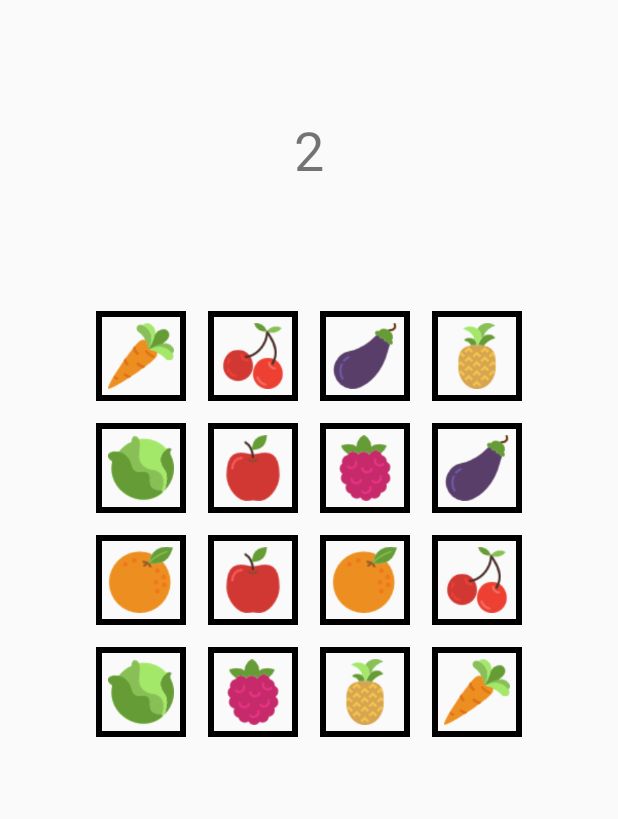
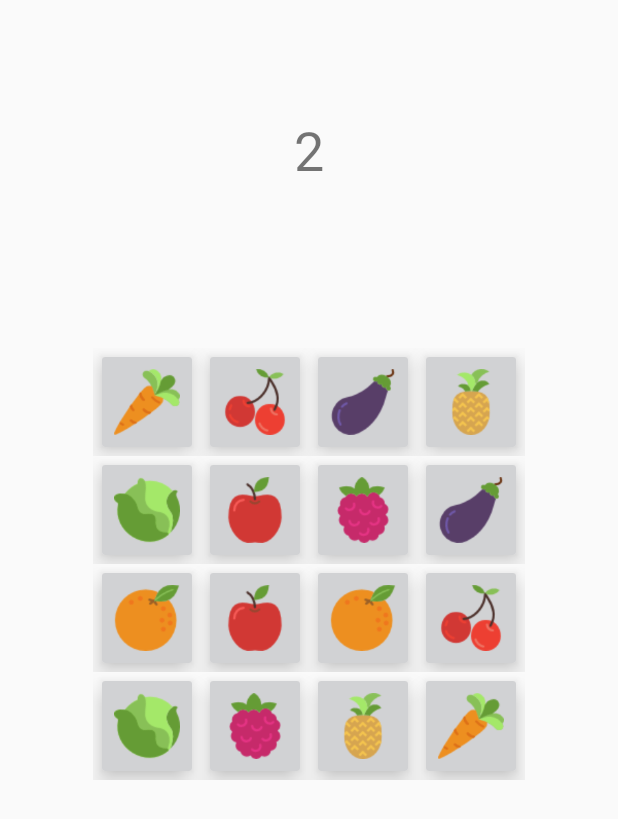
Before and after one commit to vkovalenk0/KidCard, an Android app: the GameFindSimilarActivity screen opened directly, with no data from a screen before it, on a phone screen of 412 x 824 dp. Shown: the top 819 px of the screen. Run offline under Robolectric (Android 15) with nearby library versions, the phone set to English and light mode, and no system bars.

Commit message:
game1 with using android.support CardView

```diff
--- a/app/build.gradle
+++ b/app/build.gradle
@@ -25,6 +25,7 @@ dependencies {
         exclude group: 'com.android.support', module: 'support-annotations'
     })
     compile 'com.android.support:appcompat-v7:24.2.1'
+    compile 'com.android.support:cardview-v7:24.2.1'
     compile 'com.android.support:design:24.2.1'
 
     testCompile 'junit:junit:4.12'
--- a/app/src/main/java/com/kovalenkovolodymyr/kidcard/GameFindSimilarActivity.java
+++ b/app/src/main/java/com/kovalenkovolodymyr/kidcard/GameFindSimilarActivity.java
@@ -4,9 +4,7 @@ import android.content.Intent;
 import android.os.Bundle;
 import android.os.Handler;
 import android.support.v7.app.AppCompatActivity;
-import android.util.Log;
 import android.view.View;
-import android.widget.ImageView;
 import android.widget.TableLayout;
 import android.widget.TableRow;
 import android.widget.TextView;
@@ -68,14 +66,14 @@ public class GameFindSimilarActivity extends AppCompatActivity {
         ocl = new View.OnClickListener() { //лісенер для кнопок
             @Override
             public void onClick(View v) {
-                pair.turnCard((CardView) v);
+                pair.turnCard((android.support.v7.widget.CardView) v);
             }
         };
 
         if (savedInstanceState == null) {
             getImages();
             shuffleArray(imagesArr);
-            initGame(imagesArr);
+            initGame();
         }
     }
 
@@ -85,9 +83,8 @@ public class GameFindSimilarActivity extends AppCompatActivity {
         for (int i = 1; i <= CARDS_COUNT / 2; i++) {
             imagesArr[i - 1] = getResources().getIdentifier("pic" + i, "drawable", getPackageName());
         }
-        for (int i = 0; i < CARDS_COUNT / 2; i++) {
-            imagesArr[i + CARDS_COUNT/2] = imagesArr[i];
-        }
+
+        System.arraycopy(imagesArr, 0, imagesArr, 8, CARDS_COUNT / 2);
     }
 
     private void shuffleArray(int[] ar) {
@@ -102,15 +99,18 @@ public class GameFindSimilarActivity extends AppCompatActivity {
     }
 
 
-    private void initGame(int[] images) {
+    private void initGame() {
         int i = 0;
         TableRow row;
+        android.support.v7.widget.CardView cv;
         CardView view;
         while (i < CARDS_COUNT) {
             row = (TableRow) tlGame.getChildAt(i / 4);
-            view = (CardView) row.getChildAt(i % 4);
+            cv = (android.support.v7.widget.CardView) row.getChildAt(i % 4);
+            view = (CardView) cv.getChildAt(0);
             view.setImageDrawable(getResources().getDrawable(imagesArr[i]));
-            view.setBackground(getResources().getDrawable(R.drawable.card_borders));
+            view.setBackgroundColor(getResources().getColor(R.color.cardFaceColor));
+            //view.setBackground(getResources().getDrawable(R.drawable.card_borders));
             view.setFaceImage(imagesArr[i]);
             i++;
         }
@@ -120,6 +120,7 @@ public class GameFindSimilarActivity extends AppCompatActivity {
         final Runnable runnable = new Runnable() { //Лютий піздец!! KILL IT WITH FIRE!!
 
             TableRow rrow;
+            android.support.v7.widget.CardView rcv;
             CardView rview;
 
             @Override
@@ -134,10 +135,11 @@ public class GameFindSimilarActivity extends AppCompatActivity {
                     int i = 0;
                     while (i < CARDS_COUNT) {
                         rrow = (TableRow) tlGame.getChildAt(i / 4);
-                        rview = (CardView) rrow.getChildAt(i % 4);
+                        rcv = (android.support.v7.widget.CardView) rrow.getChildAt(i % 4);
+                        rview = (CardView) rcv.getChildAt(0);
                         rview.setBackground(getResources().getDrawable(R.drawable.card_back));
                         rview.setImageDrawable(null);
-                        rview.setOnClickListener(ocl);
+                        rcv.setOnClickListener(ocl);
                         i++;
                     }
                     wasGameInitialized = true;
@@ -152,13 +154,13 @@ public class GameFindSimilarActivity extends AppCompatActivity {
     @Override
     protected void onSaveInstanceState(Bundle outState) {
         TableRow row;
-        CardView view;
+        android.support.v7.widget.CardView cv;
         boolean[] wasClickable = new boolean[CARDS_COUNT];
         for (int i = 0; i < CARDS_COUNT; i++) {
             row = (TableRow) tlGame.getChildAt(i / 4);
-            view = (CardView) row.getChildAt(i % 4);
-            wasClickable[i] = view.isClickable();
-            if (pair.getCard1() == view)
+            cv = (android.support.v7.widget.CardView) row.getChildAt(i % 4);
+            wasClickable[i] = cv.isClickable();
+            if (pair.getCard1() == cv)
                 oneCardTurned = i;
         }
 
@@ -175,6 +177,7 @@ public class GameFindSimilarActivity extends AppCompatActivity {
     @Override
     protected void onRestoreInstanceState(Bundle savedInstanceState) {
         TableRow row;
+        android.support.v7.widget.CardView cv;
         CardView view;
         boolean[] wasClickable = savedInstanceState.getBooleanArray(WASCLIKABLE_KEY);
         imagesArr = savedInstanceState.getIntArray(IMAGES_KEY);
@@ -187,21 +190,25 @@ public class GameFindSimilarActivity extends AppCompatActivity {
         tvTimer.setText(String.valueOf(scoreCount));
         for (int i = 0; i < CARDS_COUNT; i++) {
             row = (TableRow) tlGame.getChildAt(i / 4);
-            view = (CardView) row.getChildAt(i % 4);
-            view.setClickable(wasClickable[i]);
+            cv = (android.support.v7.widget.CardView) row.getChildAt(i % 4);
+            view = (CardView) cv.getChildAt(0);
+
+            assert wasClickable != null;
+            cv.setClickable(wasClickable[i]);
             view.setFaceImage(imagesArr[i]);
-            if (!view.isClickable()) {
+            if (!cv.isClickable()) {
                 if (oneCardTurned == i) {
-                    view.setOnClickListener(ocl);
-                    pair.setCard1(view);
+                    cv.setOnClickListener(ocl);
+                    pair.setCard1(cv);
                     oneCardTurned = -1;
                 }
                 view.setImageDrawable(getResources().getDrawable(imagesArr[i]));
-                view.setBackground(getResources().getDrawable(R.drawable.card_borders));
+                view.setBackgroundColor(getResources().getColor(R.color.cardFaceColor));
+
             } else {
                 view.setBackground(getResources().getDrawable(R.drawable.card_back));
                 view.setImageDrawable(null);
-                view.setOnClickListener(ocl);
+                cv.setOnClickListener(ocl);
             }
         }
 
@@ -210,6 +217,7 @@ public class GameFindSimilarActivity extends AppCompatActivity {
             final Runnable runnable = new Runnable() { //Лютий піздец!! KILL IT WITH FIRE!!
 
                 TableRow rrow;
+                android.support.v7.widget.CardView rcv;
                 CardView rview;
 
                 @Override
@@ -224,10 +232,11 @@ public class GameFindSimilarActivity extends AppCompatActivity {
                         int i = 0;
                         while (i < CARDS_COUNT) {
                             rrow = (TableRow) tlGame.getChildAt(i / 4);
-                            rview = (CardView) rrow.getChildAt(i % 4);
+                            rcv = (android.support.v7.widget.CardView) rrow.getChildAt(i % 4);
+                            rview = (CardView) rcv.getChildAt(0);
                             rview.setBackground(getResources().getDrawable(R.drawable.card_back));
                             rview.setImageDrawable(null);
-                            rview.setOnClickListener(ocl);
+                            rcv.setOnClickListener(ocl);
                             i++;
                         }
                         wasGameInitialized = true;
--- a/app/src/main/res/layout/activity_game_find_similar.xml
+++ b/app/src/main/res/layout/activity_game_find_similar.xml
@@ -1,6 +1,7 @@
 <?xml version="1.0" encoding="utf-8"?>
 <LinearLayout xmlns:android="http://schemas.android.com/apk/res/android"
     xmlns:tools="http://schemas.android.com/tools"
+    xmlns:app="http://schemas.android.com/apk/res-auto"
     android:orientation="vertical"
     android:id="@+id/activity_game_find_similar"
     android:layout_width="match_parent"
@@ -16,6 +17,7 @@
         android:gravity="center" />
 
     <TableLayout
+        android:padding="32dp"
         android:layout_width="wrap_content"
         android:layout_height="wrap_content"
         android:layout_gravity="center_horizontal"
@@ -25,147 +27,244 @@
             android:layout_width="wrap_content"
             android:layout_height="match_parent">
 
+            <android.support.v7.widget.CardView
+                android:layout_margin="6dp"
+                android:layout_width="@dimen/card_size"
+                android:layout_height="@dimen/card_size"
+                app:cardElevation="10dp"
+
+                >
                 <com.kovalenkovolodymyr.kidcard.CardView
                     android:layout_width="@dimen/card_size"
                     android:layout_height="@dimen/card_size"
                     android:background="@drawable/card_back"
                     android:padding="8dp"
-                android:layout_margin="@dimen/card_margin"
                     />
+            </android.support.v7.widget.CardView>
 
+            <android.support.v7.widget.CardView
+                android:layout_margin="6dp"
+                android:layout_width="@dimen/card_size"
+                android:layout_height="@dimen/card_size"
+                app:cardElevation="10dp"
+                >
                 <com.kovalenkovolodymyr.kidcard.CardView
                     android:layout_width="@dimen/card_size"
                     android:layout_height="@dimen/card_size"
                     android:background="@drawable/card_back"
                     android:padding="8dp"
-                android:layout_margin="@dimen/card_margin"
                     />
+            </android.support.v7.widget.CardView>
 
+            <android.support.v7.widget.CardView
+                android:layout_margin="6dp"
+                android:layout_width="@dimen/card_size"
+                android:layout_height="@dimen/card_size"
+                app:cardElevation="10dp"
+                >
                 <com.kovalenkovolodymyr.kidcard.CardView
                     android:layout_width="@dimen/card_size"
                     android:layout_height="@dimen/card_size"
                     android:background="@drawable/card_back"
-                android:layout_margin="@dimen/card_margin"
                     android:padding="8dp"
                     />
+            </android.support.v7.widget.CardView>
 
+            <android.support.v7.widget.CardView
+                android:layout_margin="6dp"
+                android:layout_width="@dimen/card_size"
+                android:layout_height="@dimen/card_size"
+                app:cardElevation="10dp"
+                >
                 <com.kovalenkovolodymyr.kidcard.CardView
                     android:layout_width="@dimen/card_size"
                     android:layout_height="@dimen/card_size"
                     android:background="@drawable/card_back"
-                android:layout_margin="@dimen/card_margin"
                     android:padding="8dp"
                     />
+            </android.support.v7.widget.CardView>
         </TableRow>
 
         <TableRow
             android:layout_width="wrap_content"
             android:layout_height="match_parent">
 
+            <android.support.v7.widget.CardView
+                android:layout_margin="6dp"
+                android:layout_width="@dimen/card_size"
+                android:layout_height="@dimen/card_size"
+                app:cardElevation="10dp"
+                >
                 <com.kovalenkovolodymyr.kidcard.CardView
                     android:layout_width="@dimen/card_size"
                     android:layout_height="@dimen/card_size"
                     android:background="@drawable/card_back"
-                android:layout_margin="@dimen/card_margin"
                     android:padding="8dp"
                     />
+            </android.support.v7.widget.CardView>
 
+            <android.support.v7.widget.CardView
+                android:layout_margin="6dp"
+                android:layout_width="@dimen/card_size"
+                android:layout_height="@dimen/card_size"
+                app:cardElevation="10dp"
+                >
                 <com.kovalenkovolodymyr.kidcard.CardView
                     android:layout_width="@dimen/card_size"
                     android:layout_height="@dimen/card_size"
                     android:background="@drawable/card_back"
-                android:layout_margin="@dimen/card_margin"
                     android:padding="8dp"
                     />
+            </android.support.v7.widget.CardView>
 
+            <android.support.v7.widget.CardView
+                android:layout_margin="6dp"
+                android:layout_width="@dimen/card_size"
+                android:layout_height="@dimen/card_size"
+                app:cardElevation="10dp"
+                >
                 <com.kovalenkovolodymyr.kidcard.CardView
                     android:layout_width="@dimen/card_size"
                     android:layout_height="@dimen/card_size"
                     android:background="@drawable/card_back"
-                android:layout_margin="@dimen/card_margin"
                     android:padding="8dp"
                     />
+            </android.support.v7.widget.CardView>
 
+            <android.support.v7.widget.CardView
+                android:layout_margin="6dp"
+                android:layout_width="@dimen/card_size"
+                android:layout_height="@dimen/card_size"
+                app:cardElevation="10dp"
+                >
                 <com.kovalenkovolodymyr.kidcard.CardView
                     android:layout_width="@dimen/card_size"
                     android:layout_height="@dimen/card_size"
                     android:background="@drawable/card_back"
-                android:layout_margin="@dimen/card_margin"
                     android:padding="8dp"
                     />
+            </android.support.v7.widget.CardView>
         </TableRow>
 
         <TableRow
             android:layout_width="wrap_content"
             android:layout_height="match_parent">
 
+            <android.support.v7.widget.CardView
+                android:layout_margin="6dp"
+                android:layout_width="@dimen/card_size"
+                android:layout_height="@dimen/card_size"
+                app:cardElevation="10dp"
+                >
                 <com.kovalenkovolodymyr.kidcard.CardView
                     android:layout_width="@dimen/card_size"
                     android:layout_height="@dimen/card_size"
                     android:background="@drawable/card_back"
-                android:layout_margin="@dimen/card_margin"
                     android:padding="8dp"
                     />
+            </android.support.v7.widget.CardView>
 
+            <android.support.v7.widget.CardView
+                android:layout_margin="6dp"
+                android:layout_width="@dimen/card_size"
+                android:layout_height="@dimen/card_size"
+                app:cardElevation="10dp"
+                >
                 <com.kovalenkovolodymyr.kidcard.CardView
                     android:layout_width="@dimen/card_size"
                     android:layout_height="@dimen/card_size"
                     android:background="@drawable/card_back"
-                android:layout_margin="@dimen/card_margin"
                     android:padding="8dp"
                     />
+            </android.support.v7.widget.CardView>
 
+            <android.support.v7.widget.CardView
+                android:layout_margin="6dp"
+                android:layout_width="@dimen/card_size"
+                android:layout_height="@dimen/card_size"
+                app:cardElevation="10dp"
+                >
                 <com.kovalenkovolodymyr.kidcard.CardView
                     android:layout_width="@dimen/card_size"
                     android:layout_height="@dimen/card_size"
                     android:background="@drawable/card_back"
-                android:layout_margin="@dimen/card_margin"
                     android:padding="8dp"
                     />
+            </android.support.v7.widget.CardView>
 
+            <android.support.v7.widget.CardView
+                android:layout_margin="6dp"
+                android:layout_width="@dimen/card_size"
+                android:layout_height="@dimen/card_size"
+                app:cardElevation="10dp"
+                >
                 <com.kovalenkovolodymyr.kidcard.CardView
                     android:layout_width="@dimen/card_size"
                     android:layout_height="@dimen/card_size"
                     android:background="@drawable/card_back"
-                android:layout_margin="@dimen/card_margin"
                     android:padding="8dp"
                     />
+            </android.support.v7.widget.CardView>
         </TableRow>
         <TableRow
             android:layout_width="wrap_content"
             android:layout_height="match_parent">
 
+            <android.support.v7.widget.CardView
+                android:layout_margin="6dp"
+                android:layout_width="@dimen/card_size"
+                android:layout_height="@dimen/card_size"
+                app:cardElevation="10dp"
+                >
                 <com.kovalenkovolodymyr.kidcard.CardView
                     android:layout_width="@dimen/card_size"
                     android:layout_height="@dimen/card_size"
                     android:background="@drawable/card_back"
-                android:layout_margin="@dimen/card_margin"
                     android:padding="8dp"
                     />
+            </android.support.v7.widget.CardView>
 
+            <android.support.v7.widget.CardView
+                android:layout_margin="6dp"
+                android:layout_width="@dimen/card_size"
+                android:layout_height="@dimen/card_size"
+                app:cardElevation="10dp"
+                >
                 <com.kovalenkovolodymyr.kidcard.CardView
                     android:layout_width="@dimen/card_size"
                     android:layout_height="@dimen/card_size"
                     android:background="@drawable/card_back"
-                android:layout_margin="@dimen/card_margin"
                     android:padding="8dp"
                     />
+            </android.support.v7.widget.CardView>
 
+            <android.support.v7.widget.CardView
+                android:layout_margin="6dp"
+                android:layout_width="@dimen/card_size"
+                android:layout_height="@dimen/card_size"
+                app:cardElevation="10dp"
+                >
                 <com.kovalenkovolodymyr.kidcard.CardView
                     android:layout_width="@dimen/card_size"
                     android:layout_height="@dimen/card_size"
                     android:background="@drawable/card_back"
-                android:layout_margin="@dimen/card_margin"
                     android:padding="8dp"
                     />
+            </android.support.v7.widget.CardView>
 
+            <android.support.v7.widget.CardView
+                android:layout_margin="6dp"
+                android:layout_width="@dimen/card_size"
+                android:layout_height="@dimen/card_size"
+                app:cardElevation="10dp"
+                >
                 <com.kovalenkovolodymyr.kidcard.CardView
                     android:layout_width="@dimen/card_size"
                     android:layout_height="@dimen/card_size"
                     android:background="@drawable/card_back"
-                android:layout_margin="@dimen/card_margin"
                     android:padding="8dp"
                     />
+            </android.support.v7.widget.CardView>
         </TableRow>
     </TableLayout>
 </LinearLayout>
--- a/app/src/main/res/values/colors.xml
+++ b/app/src/main/res/values/colors.xml
@@ -3,5 +3,5 @@
     <color name="colorPrimary">#3F51B5</color>
     <color name="colorPrimaryDark">#303F9F</color>
     <color name="colorAccent">#FF4081</color>
-
+    <color name="cardFaceColor">#d1d2d4</color>
 </resources>
```
Also changed, not shown: app/src/main/java/com/kovalenkovolodymyr/kidcard/PairCards.java (+16 -12 lines), app/src/main/res/drawable/card_back.png. Lines whose indentation alone changed are shown as unchanged.
